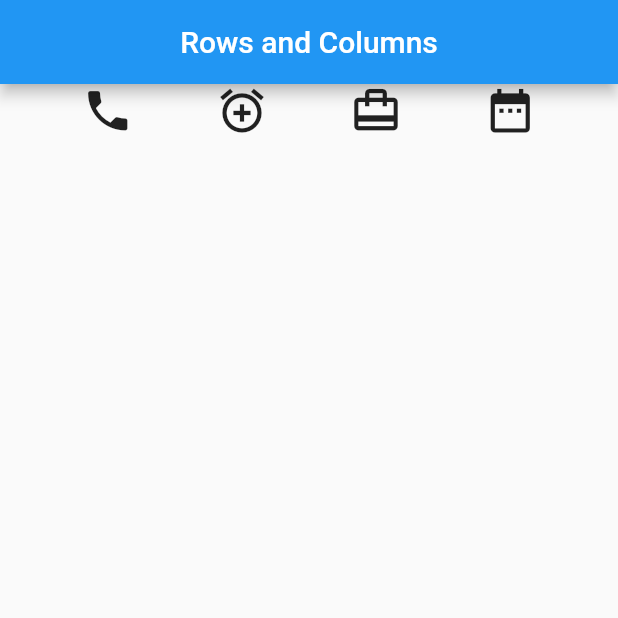
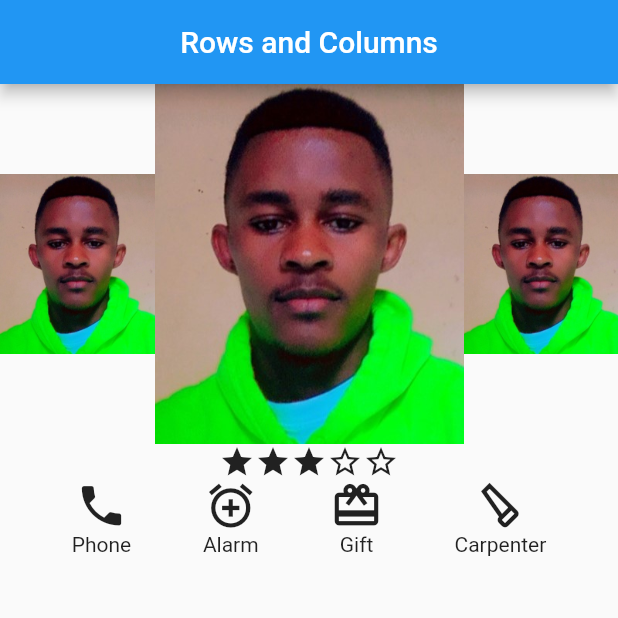
Before and after one commit to Kim-Onesmus/learning-flutter, a Flutter app: the screen it shows after launch, on a phone screen of 412 x 824 dp, the top half of it. Run offline on Flutter 3.47's test engine with Material 2 defaults, Android fonts, the phone set to English and light mode, and no system bars.

Commit message:
rows col

```diff
--- a/lib/screens/rows_col.dart
+++ b/lib/screens/rows_col.dart
@@ -7,13 +7,55 @@ class RC extends StatelessWidget {
   Widget build(BuildContext context) {
     return Scaffold(
       appBar: AppBar(title: const Text('Rows and Columns'), centerTitle: true,),
-      body: const Row(
-        mainAxisAlignment: MainAxisAlignment.spaceEvenly,
+      body: const Column(
         children: [
-          Icon(Icons.phone, size: 35,),
-          Icon(Icons.alarm_add, size: 35,),
-          Icon(Icons.card_travel, size: 35,),
-          Icon(Icons.date_range, size: 35,),
+          Row(
+            children: [
+              Expanded(child: Image(image: AssetImage('images/kim.jpg'), width: 150,)),
+              Expanded(flex:2, child: Image(image: AssetImage('images/kim.jpg'), width: 150,)),
+              Expanded(child: Image(image: AssetImage('images/kim.jpg'), width: 150,)),
+            ],
+          ),
+          Row(
+            mainAxisAlignment: MainAxisAlignment.center,
+            children: [
+              Icon(Icons.star),
+              Icon(Icons.star),
+              Icon(Icons.star),
+              Icon(Icons.star_border),
+              Icon(Icons.star_border),
+            ],
+          ),
+          Row(
+          mainAxisAlignment: MainAxisAlignment.spaceEvenly,
+          // crossAxisAlignment: CrossAxisAlignment.end,
+          children: [
+            Column(
+              children: [
+              Icon(Icons.phone, size: 35,),
+              Text('Phone')
+              ],
+            ),
+            Column(
+              children: [
+              Icon(Icons.alarm_add, size: 35,),
+              Text('Alarm')
+              ],
+            ),
+            Column(
+              children: [
+              Icon(Icons.card_giftcard, size: 35,),
+              Text('Gift')
+              ],
+            ),
+            Column(
+              children: [
+              Icon(Icons.carpenter_outlined, size: 35,),
+              Text('Carpenter')
+              ],
+            ),
+          ],
+      ),
         ],
       ),
     );
```
